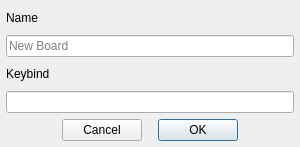
This is dialogboard.ui in defaultsamson/Soundboard as Qt 5 draws it before an edit. The edited form follows.
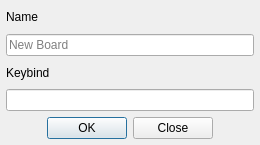
This is the edited form. Custom widgets are drawn as their Qt base class.

Diff of the .ui file:
```diff
--- a/dialogboard.ui
+++ b/dialogboard.ui
@@ -6,20 +6,14 @@
    <rect>
     <x>0</x>
     <y>0</y>
-    <width>300</width>
-    <height>147</height>
+    <width>260</width>
+    <height>145</height>
    </rect>
   </property>
-  <property name="minimumSize">
-   <size>
-    <width>300</width>
-    <height>147</height>
-   </size>
-  </property>
   <property name="maximumSize">
    <size>
-    <width>300</width>
-    <height>147</height>
+    <width>16777215</width>
+    <height>145</height>
    </size>
   </property>
   <property name="windowTitle">
@@ -79,67 +73,14 @@
     </widget>
    </item>
    <item>
-    <layout class="QHBoxLayout" name="horizontalLayout">
-     <item>
-      <spacer name="horizontalSpacer">
-       <property name="orientation">
-        <enum>Qt::Horizontal</enum>
-       </property>
-       <property name="sizeHint" stdset="0">
-        <size>
-         <width>40</width>
-         <height>20</height>
-        </size>
-       </property>
-      </spacer>
-     </item>
-     <item>
-      <widget class="QPushButton" name="pushButtonCancel">
-       <property name="text">
-        <string>Cancel</string>
-       </property>
-      </widget>
-     </item>
-     <item>
-      <spacer name="horizontalSpacer_2">
-       <property name="orientation">
-        <enum>Qt::Horizontal</enum>
-       </property>
-       <property name="sizeType">
-        <enum>QSizePolicy::Fixed</enum>
-       </property>
-       <property name="sizeHint" stdset="0">
-        <size>
-         <width>10</width>
-         <height>20</height>
-        </size>
-       </property>
-      </spacer>
-     </item>
-     <item>
-      <widget class="QPushButton" name="pushButtonOK">
-       <property name="text">
-        <string>OK</string>
-       </property>
-       <property name="default">
-        <bool>true</bool>
-       </property>
-      </widget>
-     </item>
-     <item>
-      <spacer name="horizontalSpacer_3">
-       <property name="orientation">
-        <enum>Qt::Horizontal</enum>
-       </property>
-       <property name="sizeHint" stdset="0">
-        <size>
-         <width>40</width>
-         <height>20</height>
-        </size>
-       </property>
-      </spacer>
-     </item>
-    </layout>
+    <widget class="QDialogButtonBox" name="buttonBox">
+     <property name="standardButtons">
+      <set>QDialogButtonBox::Close|QDialogButtonBox::Ok</set>
+     </property>
+     <property name="centerButtons">
+      <bool>true</bool>
+     </property>
+    </widget>
    </item>
   </layout>
  </widget>
```
